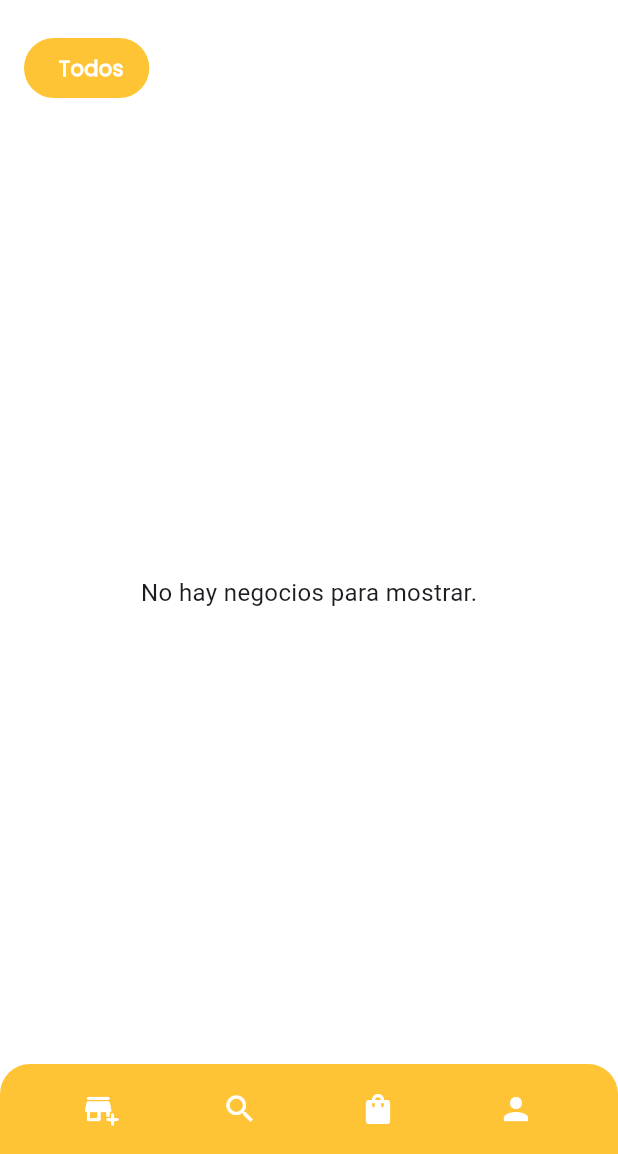
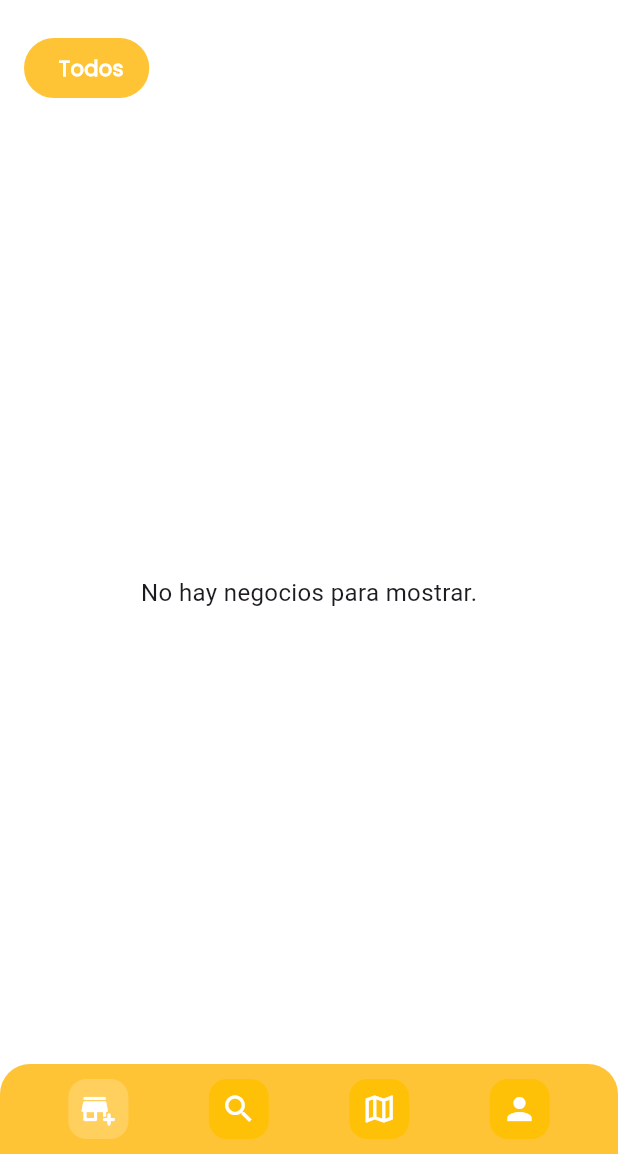
Before and after one commit to Mobile-Application-2025-2/unimarket-flutter, a Flutter app: the screen it shows after launch, on a phone screen of 412 x 824 dp, the part 82-1236 px from its top. Run offline on Flutter 3.47's test engine with Material 3 defaults, Android fonts, the phone set to English and light mode, and no system bars; our stand-ins replace cloud_firestore, firebase_auth, firebase_core, firebase_crashlytics, freezed_annotation, geolocator and 3 more; accounts and stored records are empty; generated files the repository leaves out were written again.

Commit message:
Refactor the navigation bar

```diff
--- a/lib/ui/core/ui/navigation_bar.dart
+++ b/lib/ui/core/ui/navigation_bar.dart
@@ -1,11 +1,16 @@
 import 'package:flutter/material.dart';
 import 'package:go_router/go_router.dart';
+import 'package:unimarket/routing/routes.dart';
 
 class UnimarketNavigationBar extends StatelessWidget {
   const UnimarketNavigationBar({super.key});
 
   @override
   Widget build(BuildContext context) {
+    final String currentRoute = GoRouter.of(
+      context,
+    ).routeInformationProvider.value.uri.toString();
+
     return Container(
       height: 60,
       decoration: const BoxDecoration(
@@ -18,40 +23,62 @@ class UnimarketNavigationBar extends StatelessWidget {
       child: Row(
         mainAxisAlignment: MainAxisAlignment.spaceEvenly,
         children: [
-          // Home
           IconButton(
-            onPressed: () => context.go('/home_buyer'),
-            icon: const Icon(
-              Icons.add_business_rounded,
-              color: Colors.white,
-              size: 24,
+            onPressed: () => context.go(Routes.homeBuyer),
+            icon: Container(
+              padding: const EdgeInsets.all(8),
+              decoration: BoxDecoration(
+                color: Routes.homeBuyer == currentRoute
+                    ? Colors.white.withOpacity(0.2)
+                    : Colors.amber,
+                borderRadius: BorderRadius.circular(12),
+              ),
+              child: const Icon(
+                Icons.add_business_rounded,
+                color: Colors.white,
+                size: 24,
+              ),
             ),
           ),
 
           IconButton(
-            onPressed: () => context.go('/home_page_buyer'),
-            icon: const Icon(Icons.search, color: Colors.white, size: 24),
-          ),
-
-          /*Container(
+            onPressed: () => context.go(Routes.homePageBuyer),
+            icon: Container(
               padding: const EdgeInsets.all(8),
               decoration: BoxDecoration(
-                color: Colors.white.withOpacity(0.2),
+                color: Routes.homePageBuyer == currentRoute
+                    ? Colors.white.withOpacity(0.2)
+                    : Colors.amber,
                 borderRadius: BorderRadius.circular(12),
               ),
               child: const Icon(Icons.search, color: Colors.white, size: 24),
-            ),*/
+            ),
+          ),
 
-          // Cart
           IconButton(
             onPressed: () {},
-            icon: const Icon(Icons.shopping_bag, color: Colors.white, size: 24),
+            icon: Container(
+              padding: const EdgeInsets.all(8),
+              decoration: BoxDecoration(
+                color: Colors.amber,
+                borderRadius: BorderRadius.circular(12),
+              ),
+              child: Icon(Icons.map_outlined, color: Colors.white, size: 24),
+            ),
           ),
 
-          // Profile
           IconButton(
-            onPressed: () {},
-            icon: const Icon(Icons.person, color: Colors.white, size: 24),
+            onPressed: () => context.go(Routes.homePageBuyer),
+            icon: Container(
+              padding: const EdgeInsets.all(8),
+              decoration: BoxDecoration(
+                color: Routes.homePageBuyer == currentRoute
+                    ? Colors.white.withOpacity(0.2)
+                    : Colors.amber,
+                borderRadius: BorderRadius.circular(12),
+              ),
+              child: const Icon(Icons.person, color: Colors.white, size: 24),
+            ),
           ),
         ],
       ),
```
